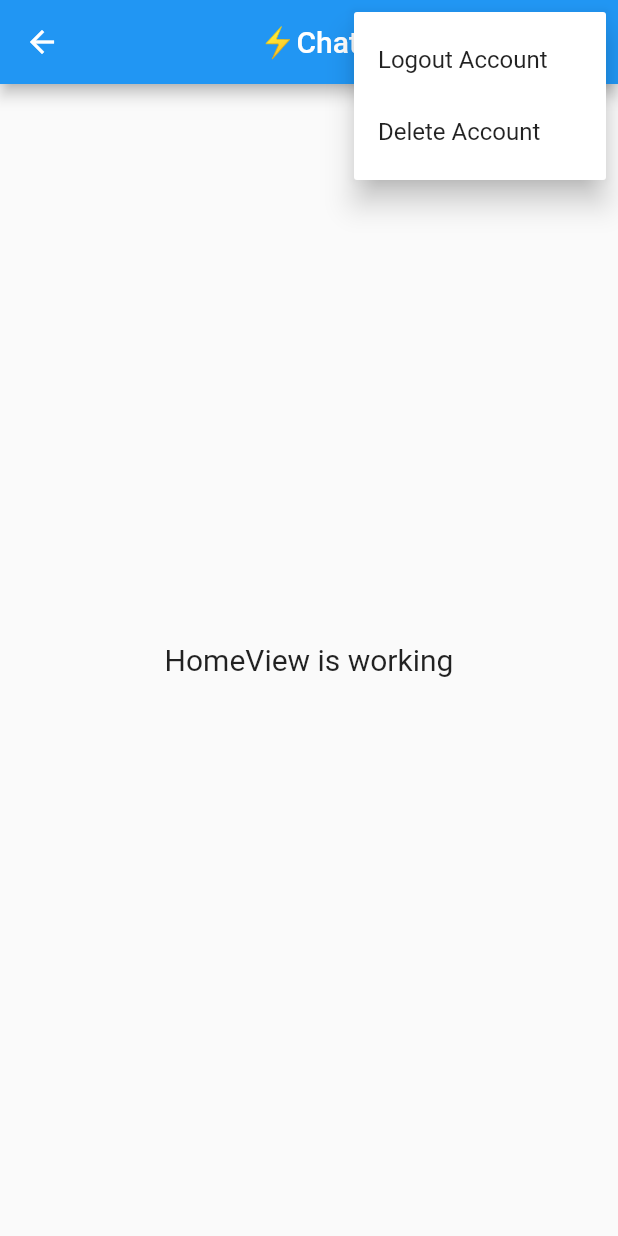
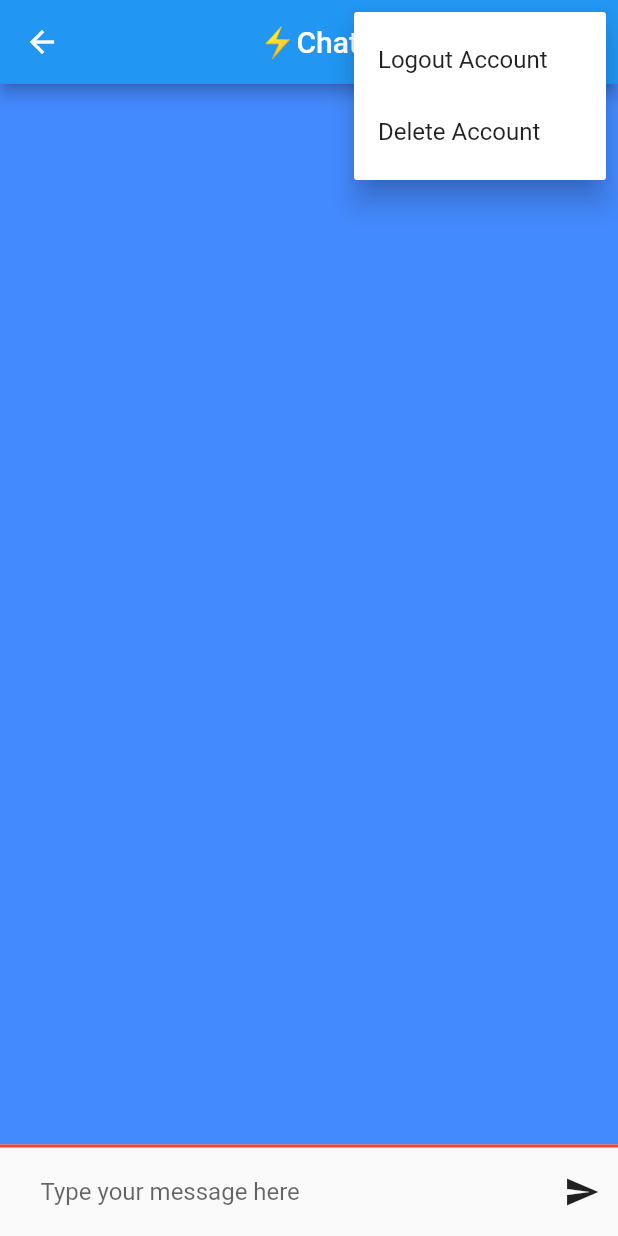
Before and after one commit to kgleader/chat_app, a Flutter app: the HomeView screen opened by its route, after a tap on the "more vert" icon, on a phone screen of 412 x 824 dp. Run offline on Flutter 3.47's test engine with Material 2 defaults, Android fonts, the phone set to English and light mode, and no system bars; our stand-ins replace animated_text_kit, firebase_auth, firebase_core, get, shared_preferences; accounts and stored records are empty.

Commit message:
added textField to the chat

```diff
--- a/lib/src/components/components.dart
+++ b/lib/src/components/components.dart
@@ -0,0 +1,16 @@
+import 'package:flutter/material.dart';
+
+class MessagesStream extends StatelessWidget {
+  const MessagesStream({
+    Key? key,
+  }) : super(key: key);
+
+  @override
+  Widget build(BuildContext context) {
+    return Expanded(
+      child: Container(
+        color: Colors.blueAccent,
+      ),
+    );
+  }
+}
--- /dev/null
+++ b/lib/src/components/message/send_message.dart
@@ -0,0 +1,43 @@
+import 'package:flutter/material.dart';
+
+class SendMessage extends StatelessWidget {
+  const SendMessage(
+    this.textController,
+    this.onPressed, {
+    Key? key,
+  }) : super(key: key);
+
+  final TextEditingController textController;
+  final void Function()? onPressed;
+
+  @override
+  Widget build(BuildContext context) {
+    return Container(
+      decoration: const BoxDecoration(
+        border: Border(
+          top: BorderSide(color: Colors.red, width: 2),
+        ),
+      ),
+      child: Row(
+        children: [
+          const SizedBox(width: 15),
+          Expanded(
+            child: TextField(
+              controller: textController,
+              maxLines: 5,
+              minLines: 1,
+              decoration: const InputDecoration(
+                hintText: 'Type your message here',
+                border: OutlineInputBorder(borderSide: BorderSide.none),
+              ),
+            ),
+          ),
+          IconButton(
+            onPressed: onPressed,
+            icon: const Icon(Icons.send),
+          ),
+        ],
+      ),
+    );
+  }
+}
--- a/lib/src/modules/home/views/home_view.dart
+++ b/lib/src/modules/home/views/home_view.dart
@@ -2,6 +2,8 @@ import 'package:flutter/material.dart';
 
 import 'package:get/get.dart';
 
+import '../../../components/components.dart';
+import '../../../components/message/send_message.dart';
 import '../controllers/home_controller.dart';
 
 class HomeView extends GetView<HomeController> {
@@ -27,11 +29,14 @@ class HomeView extends GetView<HomeController> {
           ),
         ],
       ),
-      body: const Center(
-        child: Text(
-          'HomeView is working',
-          style: TextStyle(fontSize: 20),
-        ),
+      body: Column(
+        children: [
+          const MessagesStream(),
+          SendMessage(
+            TextEditingController(),
+            () {},
+          ),
+        ],
       ),
     );
   }
```
Also changed, not shown: 1 other file.
